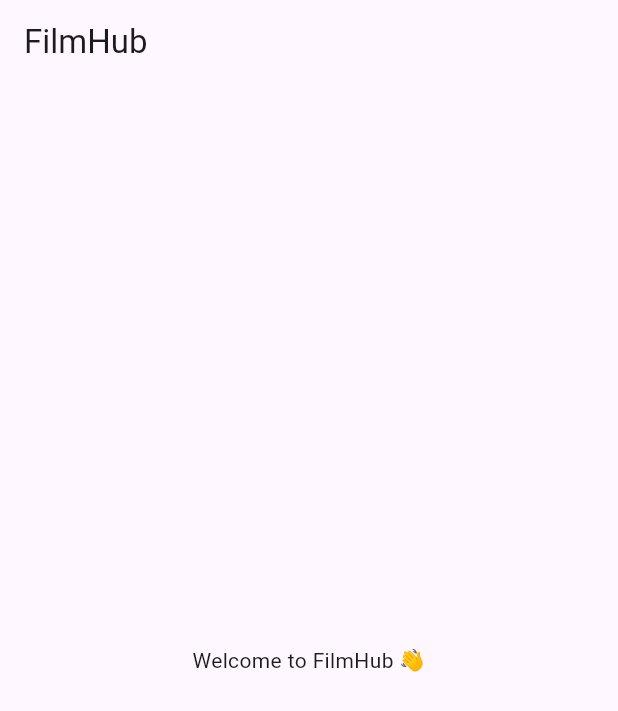
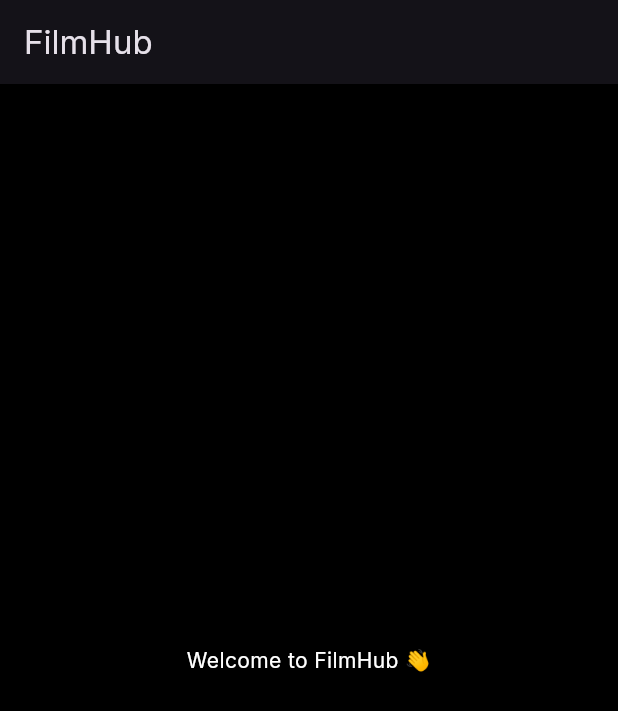
Before and after one commit to petean-santiago/film_hub_mobile, a Flutter app: the screen it shows after launch, on a phone screen of 412 x 824 dp. Shown: the top 711 px of the screen. Run offline on Flutter 3.47's test engine with Material 3 defaults, Android fonts, the phone set to English and light mode, and no system bars; our stand-ins replace flutter_riverpod, go_router, google_fonts.

Commit message:
feat(structure): feat(app-structure): add base screens, viewmodels and global theme configuration

```diff
--- /dev/null
+++ b/lib/config/theme/app_theme.dart
@@ -0,0 +1,24 @@
+import 'package:flutter/material.dart';
+import 'package:google_fonts/google_fonts.dart';
+
+class AppTheme {
+  static ThemeData get dark {
+    final base = ThemeData.dark();
+    return base.copyWith(
+      scaffoldBackgroundColor: Colors.black,
+      textTheme: GoogleFonts.interTextTheme(
+        base.textTheme,
+      ).copyWith(
+        headlineLarge: GoogleFonts.inter(fontWeight: FontWeight.bold),
+        headlineMedium: GoogleFonts.inter(fontWeight: FontWeight.bold),
+        headlineSmall: GoogleFonts.inter(fontWeight: FontWeight.w600),
+        bodyLarge: GoogleFonts.inter(fontWeight: FontWeight.w400),
+        bodyMedium: GoogleFonts.inter(fontWeight: FontWeight.w400),
+      ),
+      colorScheme: base.colorScheme.copyWith(
+        primary: Colors.redAccent,
+        secondary: Colors.redAccent,
+      ),
+    );
+  }
+}
--- a/lib/core/routes/app_router.dart
+++ b/lib/core/routes/app_router.dart
@@ -1,13 +1,15 @@
-import 'package:film_hub/presentation/view/home_view.dart';
+import 'package:film_hub/presentation/view/home/home_view.dart';
 import 'package:go_router/go_router.dart';
+import '../../presentation/view/favorites/favorites_view.dart';
+import '../../presentation/view/profile/profile_view.dart';
+import '../../presentation/view/search/search_view.dart';
 
 final appRouter = GoRouter(
   initialLocation: '/',
   routes: [
-    GoRoute(
-      path: '/',
-      name: 'home',
-      builder: (context, state) => const HomeView(),
-    ),
+    GoRoute(path: '/', name: 'home', builder: (_, __) => const HomeView()),
+    GoRoute(path: '/search', name: 'search', builder: (_, __) => const SearchView()),
+    GoRoute(path: '/favorites', name: 'favorites', builder: (_, __) => const FavoritesView()),
+    GoRoute(path: '/profile', name: 'profile', builder: (_, __) => const ProfileView()),
   ],
 );
--- a/lib/main.dart
+++ b/lib/main.dart
@@ -1,5 +1,6 @@
 import 'package:flutter/material.dart';
 import 'package:flutter_riverpod/flutter_riverpod.dart';
+import 'config/theme/app_theme.dart';
 import 'core/routes/app_router.dart';
 
 void main() {
@@ -14,6 +15,7 @@ class FilmHubApp extends StatelessWidget {
     return MaterialApp.router(
       title: 'FilmHub',
       routerConfig: appRouter,
+      theme: AppTheme.dark,
       debugShowCheckedModeBanner: false,
     );
   }
```
Also changed, not shown: lib/gen/assets.gen.dart (added, +14 -0 lines), lib/presentation/view/favorites/favorites_view.dart (added, +15 -0 lines), lib/presentation/view/profile/profile_view.dart (added, +15 -0 lines), lib/presentation/view/search/search_view.dart (added, +15 -0 lines), pubspec.yaml (+10 -0 lines), lib/presentation/view/home/home_view.dart (renamed from lib/presentation/view/home_view.dart), lib/presentation/viewmodel/favorites/favorites_viewmodel.dart (added), lib/presentation/viewmodel/home/home_viewmodel.dart (added), lib/presentation/viewmodel/profile/profile_viewmodel.dart (added), lib/presentation/viewmodel/search/search_viewmodel.dart (added), 2 other files.
